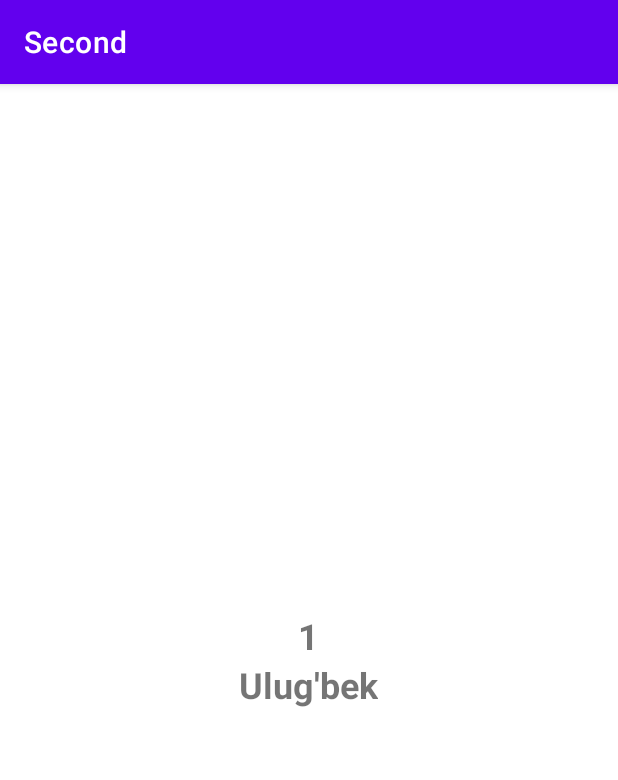
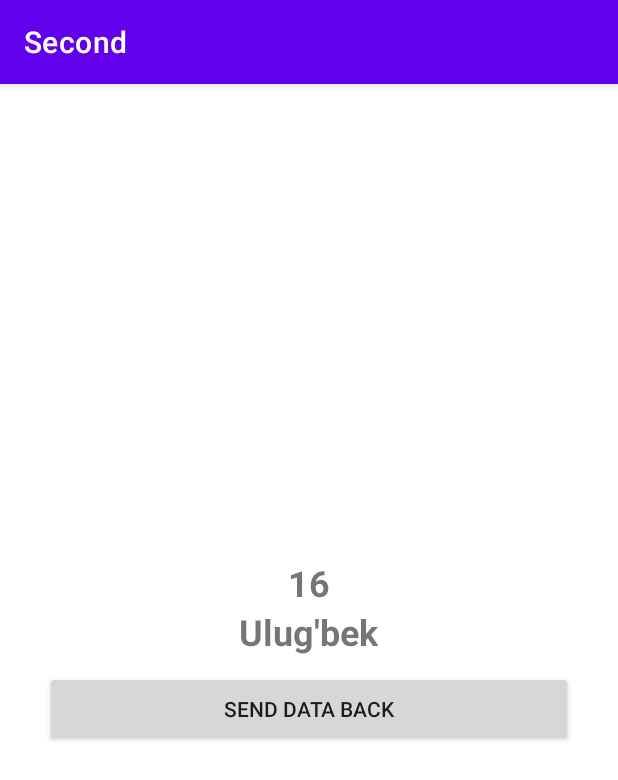
Before and after one commit to Paxritdinov/Intent, an Android app: the screen it shows after launch (SecondActivity), after a tap on "Hello World!", on a phone screen of 412 x 824 dp. Shown: the top 780 px of the screen. Run offline under Robolectric (Android 15) with nearby library versions, the phone set to English and light mode, and no system bars.

Commit message:
Made some changes

```diff
--- a/app/src/main/java/com/willmark/second/activity/activities/MainActivity.kt
+++ b/app/src/main/java/com/willmark/second/activity/activities/MainActivity.kt
@@ -1,14 +1,19 @@
 package com.willmark.second.activity.activities
 
+import android.app.Activity
 import android.content.Intent
 import androidx.appcompat.app.AppCompatActivity
 import android.os.Bundle
 import android.widget.TextView
+import androidx.activity.result.contract.ActivityResultContracts
+import androidx.appcompat.widget.AppCompatButton
 import com.willmark.second.R
 import com.willmark.second.activity.model.User
 
 class MainActivity : AppCompatActivity() {
     private lateinit var textA:TextView
+    private lateinit var tv: TextView
+
     override fun onCreate(savedInstanceState: Bundle?) {
         super.onCreate(savedInstanceState)
         setContentView(R.layout.activity_main)
@@ -16,19 +21,29 @@ class MainActivity : AppCompatActivity() {
         initViews()
     }
 
+    private var launcher = registerForActivityResult(
+        ActivityResultContracts.StartActivityForResult()){ result ->
+        if (result.resultCode == Activity.RESULT_OK){
+            val data:Intent? = result.data
+            val texts = data!!.getStringExtra("result")
+            tv.text = texts
+        }
+    }
+
     private fun initViews() {
+        tv = findViewById(R.id.text)
         textA = findViewById(R.id.text)
         textA.setOnClickListener{
 
-            val user = User("1", "Ulug'bek")
+            val user = User(age = 16, name = "Ulug'bek")
             openActivity(user)
         }
     }
 
     private fun openActivity(user: User) {
         val intent = Intent(this@MainActivity, SecondActivity::class.java)
-        intent.putExtra("id", user.id)
+        intent.putExtra("age", user.age)
         intent.putExtra("name",  user.name)
-        startActivity(intent)
+        launcher.launch(intent)
     }
 }
--- a/app/src/main/java/com/willmark/second/activity/activities/SecondActivity.kt
+++ b/app/src/main/java/com/willmark/second/activity/activities/SecondActivity.kt
@@ -1,13 +1,16 @@
 package com.willmark.second.activity.activities
 
+import android.content.Intent
 import androidx.appcompat.app.AppCompatActivity
 import android.os.Bundle
 import android.util.Log
+import android.widget.Button
 import android.widget.TextView
 import com.willmark.second.R
 
+@Suppress("DEPRECATION")
 class SecondActivity : AppCompatActivity() {
-    val TAG = SecondActivity::class.java.toString()
+    private val TAG = SecondActivity::class.java.toString()
     private lateinit var textB:TextView
     private lateinit var textC:TextView
     override fun onCreate(savedInstanceState: Bundle?) {
@@ -17,15 +20,24 @@ class SecondActivity : AppCompatActivity() {
         initViews()
     }
 
+    private fun backToFinish(){
+        val returnIntent = Intent()
+        returnIntent.putExtra("result", "Do your best")
+        setResult(RESULT_OK, returnIntent)
+        finish()
+    }
     private fun initViews(){
-        textB = findViewById(R.id.IdText)
+        textB = findViewById(R.id.ageText)
         textC = findViewById(R.id.nameText)
-        var textName = intent.getSerializableExtra("name")
-        var textId = intent.getSerializableExtra("id")
-
-        textB.text = textId.toString()
+        val textName = intent.getSerializableExtra("name")
+        val textAge = intent.getSerializableExtra("age")
+        val button = findViewById<Button>(R.id.button)
+        button.setOnClickListener {
+            backToFinish()
+        }
+        textB.text = textAge.toString()
         textC.text = textName.toString()
         Log.d(TAG, "initViews: name $textName")
-        Log.d(TAG, "initViews: id $textId")
+        Log.d(TAG, "initViews: age $textAge")
     }
 }
--- a/app/src/main/java/com/willmark/second/activity/model/User.kt
+++ b/app/src/main/java/com/willmark/second/activity/model/User.kt
@@ -1,5 +1,34 @@
 package com.willmark.second.activity.model
 
+import android.os.Parcel
+import android.os.Parcelable
 import java.io.Serializable
 
-data class User(var id:String, var name:String): Serializable
+class User(var age:Int, var name:String):Serializable
+/*
+class User(var age:Int, var name:String):Parcelable {
+    constructor(parcel: Parcel) : this(
+        parcel.readInt(),
+        parcel.readString()!!
+    ) {
+    }
+
+    override fun describeContents(): Int {
+        TODO("Not yet implemented")
+    }
+
+    override fun writeToParcel(dest: Parcel, flags: Int) {
+        TODO("Not yet implemented")
+    }
+
+    companion object CREATOR : Parcelable.Creator<User> {
+        override fun createFromParcel(parcel: Parcel): User {
+            return User(parcel)
+        }
+
+        override fun newArray(size: Int): Array<User?> {
+            return arrayOfNulls(size)
+        }
+    }
+}
+*/
--- a/app/src/main/res/layout/activity_second.xml
+++ b/app/src/main/res/layout/activity_second.xml
@@ -5,13 +5,14 @@
     android:layout_height="match_parent"
     tools:context=".activity.activities.SecondActivity"
     android:orientation="vertical"
+    android:layout_margin="20dp"
     android:gravity="center">
 
     <TextView
-        android:id="@+id/IdText"
+        android:id="@+id/ageText"
         android:layout_width="wrap_content"
         android:layout_height="wrap_content"
-        android:text="Id should"
+        android:text="What is your age"
         android:layout_gravity="center"
         android:textStyle="bold"
         android:textSize="24sp"/>
@@ -19,9 +20,16 @@
         android:id="@+id/nameText"
         android:layout_width="wrap_content"
         android:layout_height="wrap_content"
-        android:text="Name should"
+        android:text="What is your name"
         android:layout_gravity="center"
         android:textStyle="bold"
         android:textSize="24sp"/>
 
+    <androidx.appcompat.widget.AppCompatButton
+        android:layout_width="match_parent"
+        android:layout_height="50dp"
+        android:layout_margin="10dp"
+        android:text="Send data back"
+        android:id="@+id/button"
+        />
 </LinearLayout>
```
